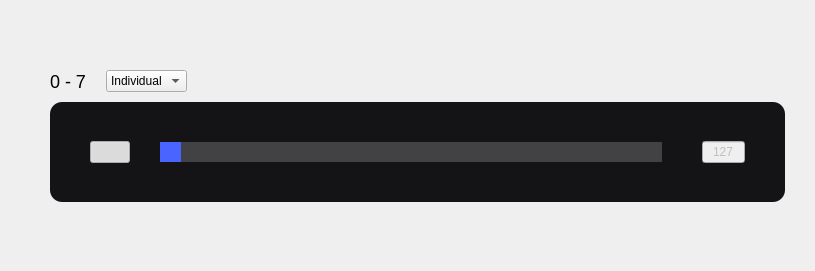
Old version of the form ui/digitalIoElement.ui in the repository analogdevicesinc/scopy.
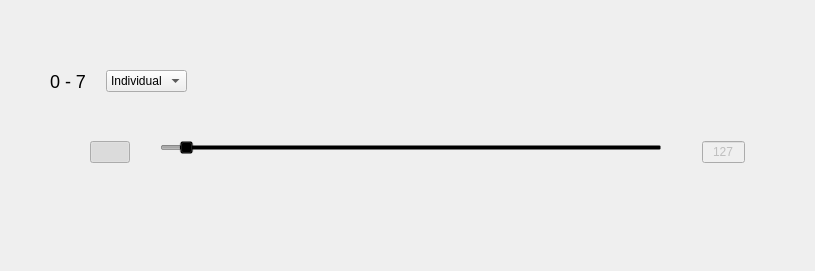
New version of the form. Icons and pictures are not drawn. Custom widgets are drawn as their Qt base class.

```diff
--- a/ui/digitalIoElement.ui
+++ b/ui/digitalIoElement.ui
@@ -139,8 +139,6 @@
 {
 height: 190px;
 width: 1310px;
-border-radius: 12px;
-background-color: rgba(0, 0, 0, 80);
 }</string>
        </property>
        <property name="currentIndex">
@@ -216,8 +214,6 @@
 {
 height: 190px;
 width: 1310px;
-border-radius: 12px;
-background-color: #141416;
 }
 
 QWidget#stackedWidgetPage1[locked=true]
@@ -318,27 +314,19 @@
 }
 
 QSlider::groove:horizontal {
-    background-color: rgba(255,255,255,50);
     height:20px;
 }
 
 QSlider::handle:horizontal:enabled {
  border-image:url(&quot;:/icons/time_trigger_handle.svg&quot;); 
- height: 30px;	width: 40px;	border-radius: 4px;
+ height: 30px;	
+ width: 40px;	
+ border-radius: 4px;
  margin: -5 -20px;
  border-bot:2px;
  border-left:2px;
  border-backgroundcolor:black;
-}
-
-QSlider::handle:horizontal:!enabled {
- 
-}
-
-QSlider::sub-page:horizontal {
-    background: #4A64FF;
-}
-</string>
+}</string>
              </property>
              <property name="maximum">
               <number>255</number>
```
